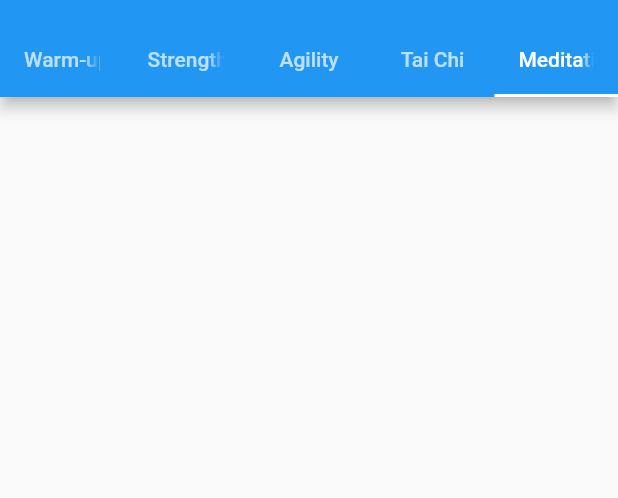
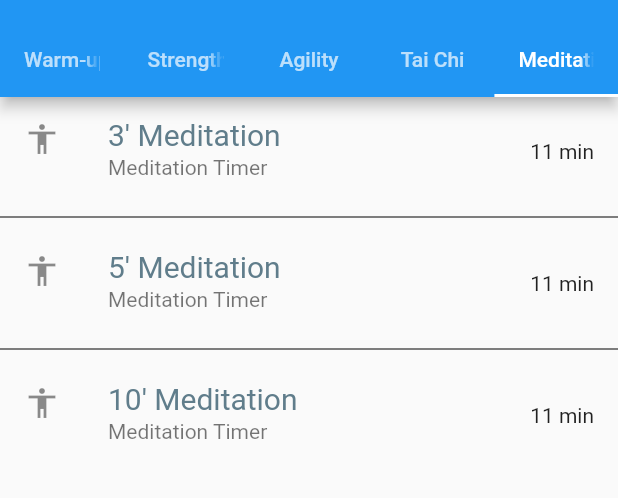
Before and after one commit to DevinDow/Flutter-fitness, a Flutter app: the screen it shows after launch, tab 5 chosen, on a phone screen of 412 x 824 dp, the part 59-557 px from its top. Run offline on Flutter 3.47's test engine with Material 2 defaults, Android fonts, the phone set to English and light mode, and no system bars.

Commit message:
Rest Pose, x' Meditation Routines

```diff
--- a/TODO.txt
+++ b/TODO.txt
@@ -1,9 +1,8 @@
 TODO
 ----
 
-- Rest & Done Poses
-
 BUGS
+- mouse move over Buttons causes MovePainter
 - should Move not keep repainting itself when nothing changes?  What about size changed?
 
 UI
--- a/lib/move/move_library.dart
+++ b/lib/move/move_library.dart
@@ -17,6 +17,7 @@ class MoveLibrary {
   static void generate() {
     generateStandingFrontalMoves();
     generateStandingProfileMoves();
+    generateSittingMoves();
   }
 
   static const String REST = "Rest";
@@ -65,4 +66,32 @@ class MoveLibrary {
         waistY: move.pose.lLeg!.height + move.pose.lLeg!.thickness / 2);
     add(move);
   }
+
+  static void generateSittingMoves() {
+    MoveWithPose move = MoveWithPose(name: REST);
+    move.pose.torso = Torso(waistY: Torso.thickness / 2);
+    Angle legProxAngle = Angle.W - const Angle.degrees(10);
+    Angle legDistAngle = Angle.E - const Angle.degrees(20);
+    move.pose.rLeg = Leg(
+        proximalAngle: legProxAngle,
+        proximalLengthRatio: 0.8,
+        distalAngle: legDistAngle,
+        distalLengthRatio: 0.8);
+    move.pose.lLeg = Leg(
+        proximalAngle: legProxAngle.mirror,
+        proximalLengthRatio: 0.8,
+        distalAngle: legDistAngle.mirror,
+        distalLengthRatio: 0.8);
+    Angle armProximalAngle = Angle.S - const Angle.degrees(5);
+    Angle armDistalAngle = Angle.W + const Angle.degrees(15);
+    move.pose.rArm = Arm(
+        proximalAngle: armProximalAngle,
+        distalAngle: armDistalAngle,
+        distalLengthRatio: 0.8);
+    move.pose.lArm = Arm(
+        proximalAngle: armProximalAngle.mirror,
+        distalAngle: armDistalAngle.mirror,
+        distalLengthRatio: 0.8);
+    add(move);
+  }
 }
--- a/lib/routine/routine_library.dart
+++ b/lib/routine/routine_library.dart
@@ -12,6 +12,10 @@ class RoutineLibrary {
   static void generate() {
     generateTestRoutines();
     generateMorningYoga();
+
+    generateMeditation(3);
+    generateMeditation(5);
+    generateMeditation(10);
   }
 
   static void generateTestRoutines() {
@@ -42,10 +46,23 @@ class RoutineLibrary {
       category: Categories.warmup,
     );
     routine.tasks.add(Task(
-        moveName: MoveLibrary.MOUNTAIN_POSE,
-        instructions: "Roll up slowly.  Stand tall.  Breathe.",
+        moveName: MoveLibrary.REST,
+        instructions: "Breathe.",
         moveSeconds: 3,
         restSeconds: 2));
     add(routine);
   }
+
+  static void generateMeditation(int minutes) {
+    Routine routine = Routine(
+      name: "$minutes' Meditation",
+      description: "Meditation Timer",
+      category: Categories.meditation,
+    );
+    routine.tasks.add(Task(
+        moveName: MoveLibrary.REST,
+        instructions: "Breathe.",
+        moveSeconds: minutes * 60));
+    add(routine);
+  }
 }
```
